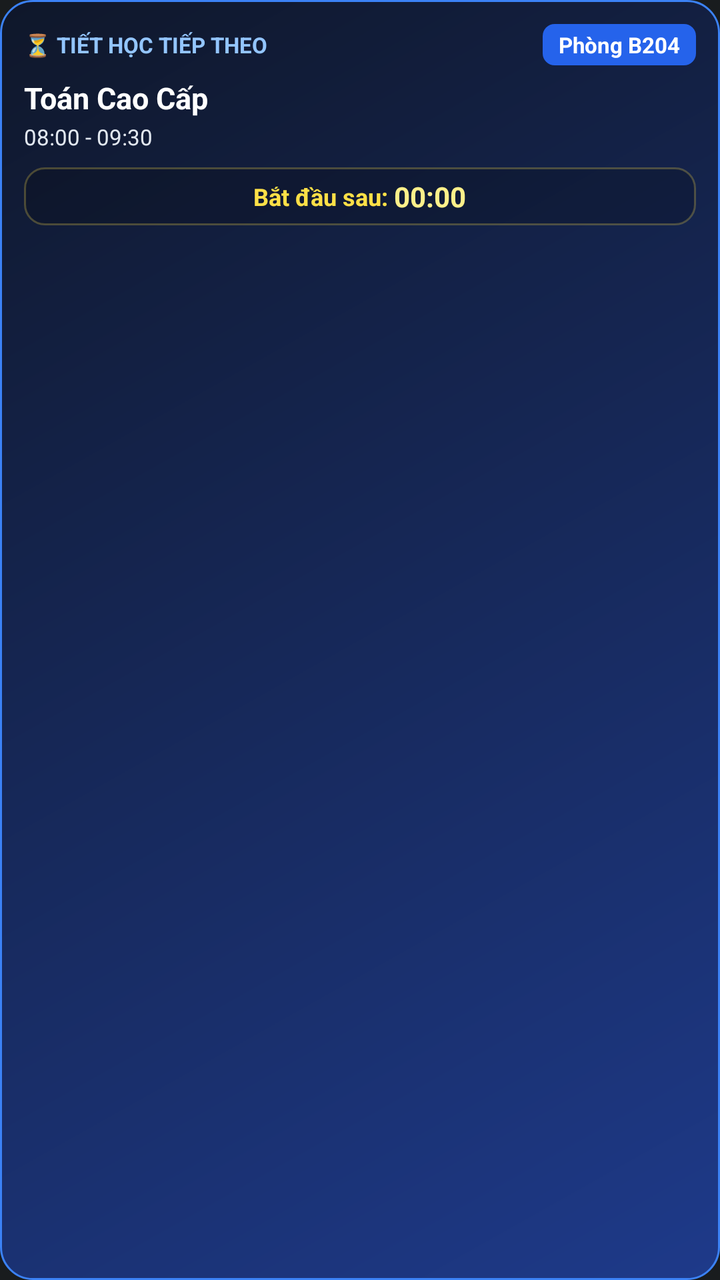
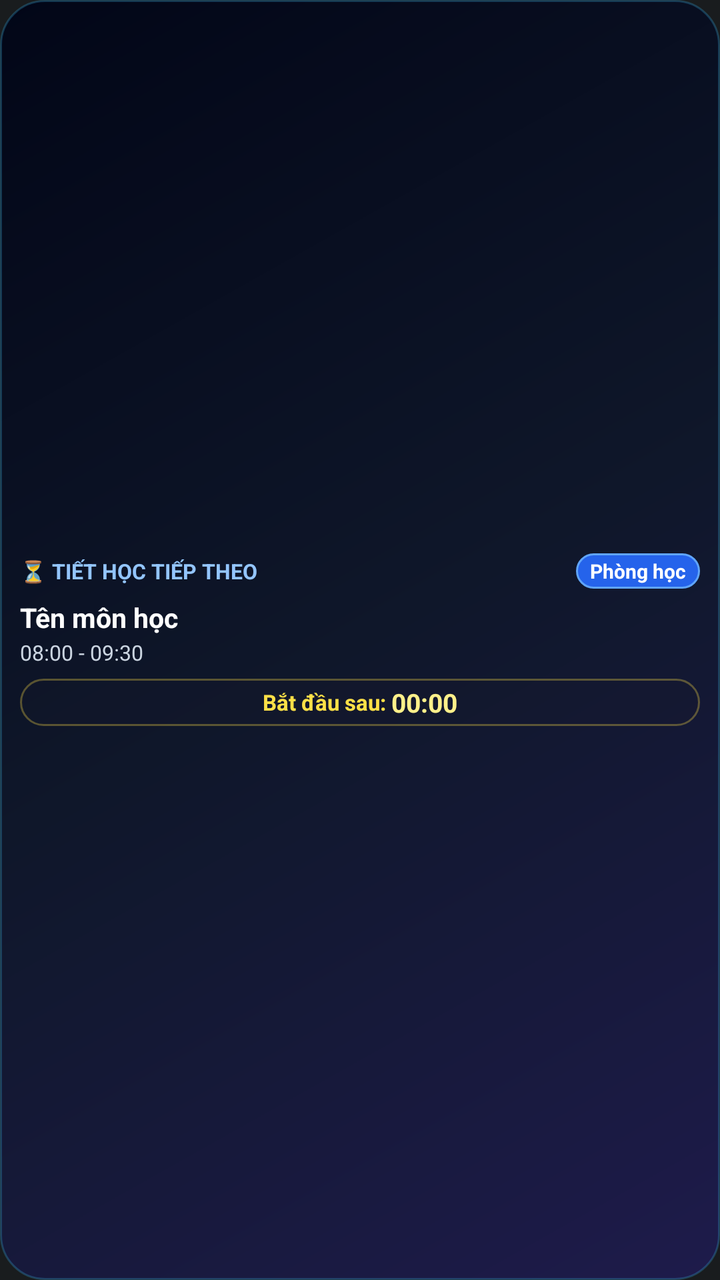

Compare the two renders of this Android layout. The source of the first and the diff that turns it into the second are given below.
<!-- AndroidManifest.xml: application theme Theme.MyApplication -->
<!-- res/layout/widget_timetable_countdown.xml -->
<?xml version="1.0" encoding="utf-8"?>
<LinearLayout xmlns:android="http://schemas.android.com/apk/res/android"
    android:id="@+id/widget_root"
    android:layout_width="match_parent"
    android:layout_height="match_parent"
    android:background="@drawable/widget_background"
    android:orientation="vertical"
    android:padding="12dp">

    
    <LinearLayout
        android:layout_width="match_parent"
        android:layout_height="wrap_content"
        android:gravity="center_vertical"
        android:orientation="horizontal">

        <TextView
            android:id="@+id/widget_header_title"
            android:layout_width="0dp"
            android:layout_height="wrap_content"
            android:layout_weight="1"
            android:text="⏳ TIẾT HỌC TIẾP THEO"
            android:textColor="#93C5FD"
            android:textSize="11sp"
            android:textStyle="bold" />

        <TextView
            android:id="@+id/widget_room"
            android:layout_width="wrap_content"
            android:layout_height="wrap_content"
            android:background="@drawable/widget_badge_bg"
            android:paddingLeft="8dp"
            android:paddingTop="3dp"
            android:paddingRight="8dp"
            android:paddingBottom="3dp"
            android:text="Phòng B204"
            android:textColor="#FFFFFF"
            android:textSize="11sp"
            android:textStyle="bold" />
    </LinearLayout>

    
    <TextView
        android:id="@+id/widget_class_title"
        android:layout_width="match_parent"
        android:layout_height="wrap_content"
        android:layout_marginTop="6dp"
        android:ellipsize="end"
        android:maxLines="1"
        android:text="Toán Cao Cấp"
        android:textColor="#FFFFFF"
        android:textSize="15sp"
        android:textStyle="bold" />

    
    <TextView
        android:id="@+id/widget_time_lecturer"
        android:layout_width="match_parent"
        android:layout_height="wrap_content"
        android:layout_marginTop="2dp"
        android:ellipsize="end"
        android:maxLines="1"
        android:text="08:00 - 09:30"
        android:textColor="#E2E8F0"
        android:textSize="11sp" />

    
    <LinearLayout
        android:id="@+id/widget_countdown_container"
        android:layout_width="match_parent"
        android:layout_height="wrap_content"
        android:layout_marginTop="8dp"
        android:background="@drawable/widget_countdown_bg"
        android:gravity="center"
        android:orientation="horizontal"
        android:paddingTop="5dp"
        android:paddingBottom="5dp">

        <TextView
            android:id="@+id/widget_countdown_label"
            android:layout_width="wrap_content"
            android:layout_height="wrap_content"
            android:text="Bắt đầu sau: "
            android:textColor="#FDE047"
            android:textSize="12sp"
            android:textStyle="bold" />

        
        <Chronometer
            android:id="@+id/widget_countdown_chronometer"
            android:layout_width="wrap_content"
            android:layout_height="wrap_content"
            android:textColor="#FEF08A"
            android:textSize="14sp"
            android:textStyle="bold" />
    </LinearLayout>

</LinearLayout>
<!-- resources referenced by this layout -->
<resources>
  <!-- drawable widget_background (drawable) -->
  <?xml version="1.0" encoding="utf-8"?>
  <shape xmlns:android="http://schemas.android.com/apk/res/android"
      android:shape="rectangle">
      <gradient
          android:angle="135"
          android:startColor="#1E3A8A"
          android:endColor="#0F172A"
          android:type="linear" />
      <corners android:radius="16dp" />
      <stroke
          android:width="1dp"
          android:color="#3B82F6" />
  </shape>
  <!-- drawable widget_badge_bg (drawable) -->
  <?xml version="1.0" encoding="utf-8"?>
  <shape xmlns:android="http://schemas.android.com/apk/res/android"
      android:shape="rectangle">
      <solid android:color="#2563EB" />
      <corners android:radius="6dp" />
  </shape>
  <!-- drawable widget_countdown_bg (drawable) -->
  <?xml version="1.0" encoding="utf-8"?>
  <shape xmlns:android="http://schemas.android.com/apk/res/android"
      android:shape="rectangle">
      <solid android:color="#30000000" />
      <corners android:radius="10dp" />
      <stroke
          android:width="1dp"
          android:color="#40FDE047" />
  </shape>
  <style name="Theme.MyApplication" parent="android:Theme.DeviceDefault.NoActionBar" />
</resources>

<!-- the commit's change to res/layout/widget_timetable_countdown.xml (unified diff, before → after) -->
@@ -4,8 +4,9 @@
     android:layout_width="match_parent"
     android:layout_height="match_parent"
     android:background="@drawable/widget_background"
+    android:gravity="center_vertical"
     android:orientation="vertical"
-    android:padding="12dp">
+    android:padding="10dp">
 
     
     <LinearLayout
@@ -19,9 +20,11 @@
             android:layout_width="0dp"
             android:layout_height="wrap_content"
             android:layout_weight="1"
+            android:ellipsize="end"
+            android:maxLines="1"
             android:text="⏳ TIẾT HỌC TIẾP THEO"
             android:textColor="#93C5FD"
-            android:textSize="11sp"
+            android:textSize="10.5sp"
             android:textStyle="bold" />
 
         <TextView
@@ -29,52 +32,111 @@
             android:layout_width="wrap_content"
             android:layout_height="wrap_content"
             android:background="@drawable/widget_badge_bg"
-            android:paddingLeft="8dp"
-            android:paddingTop="3dp"
-            android:paddingRight="8dp"
-            android:paddingBottom="3dp"
-            android:text="Phòng B204"
+            android:ellipsize="end"
+            android:maxLines="1"
+            android:paddingLeft="7dp"
+            android:paddingTop="2dp"
+            android:paddingRight="7dp"
+            android:paddingBottom="2dp"
+            android:text="Phòng học"
             android:textColor="#FFFFFF"
-            android:textSize="11sp"
+            android:textSize="10sp"
             android:textStyle="bold" />
     </LinearLayout>
 
     
-    <TextView
-        android:id="@+id/widget_class_title"
+    <ViewFlipper
+        android:id="@+id/widget_flipper"
         android:layout_width="match_parent"
         android:layout_height="wrap_content"
-        android:layout_marginTop="6dp"
-        android:ellipsize="end"
-        android:maxLines="1"
-        android:text="Toán Cao Cấp"
-        android:textColor="#FFFFFF"
-        android:textSize="15sp"
-        android:textStyle="bold" />
+        android:layout_marginTop="5dp"
+        android:autoStart="true"
+        android:flipInterval="3600"
+        android:inAnimation="@android:anim/fade_in"
+        android:outAnimation="@android:anim/fade_out">
+
+        
+        <LinearLayout
+            android:layout_width="match_parent"
+            android:layout_height="wrap_content"
+            android:orientation="vertical">
+
+            <TextView
+                android:id="@+id/widget_class_title"
+                android:layout_width="match_parent"
+                android:layout_height="wrap_content"
+                android:ellipsize="end"
+                android:maxLines="1"
+                android:text="Tên môn học"
+                android:textColor="#FFFFFF"
+                android:textSize="13.5sp"
+                android:textStyle="bold" />
+
+            <TextView
+                android:id="@+id/widget_time_lecturer"
+                android:layout_width="match_parent"
+                android:layout_height="wrap_content"
+                android:layout_marginTop="1dp"
+                android:ellipsize="end"
+                android:maxLines="1"
+                android:text="08:00 - 09:30"
+                android:textColor="#CBD5E1"
+                android:textSize="10.5sp" />
+        </LinearLayout>
+
+        
+        <LinearLayout
+            android:layout_width="match_parent"
+            android:layout_height="wrap_content"
+            android:orientation="vertical">
+
+            <TextView
+                android:id="@+id/widget_flipper_title2"
+                android:layout_width="match_parent"
+                android:layout_height="wrap_content"
+                android:ellipsize="end"
+                android:maxLines="1"
+                android:text="Thông tin chi tiết"
+                android:textColor="#93C5FD"
+                android:textSize="13sp"
+                android:textStyle="bold" />
+
+            <TextView
+                android:id="@+id/widget_flipper_sub2"
+                android:layout_width="match_parent"
+                android:layout_height="wrap_content"
+                android:layout_marginTop="1dp"
+                android:ellipsize="end"
+                android:maxLines="1"
+                android:text="Giảng viên • Ghi chú"
+                android:textColor="#E2E8F0"
+                android:textSize="10.5sp" />
+        </LinearLayout>
+    </ViewFlipper>
 
     
-    <TextView
-        android:id="@+id/widget_time_lecturer"
+    <ProgressBar
+        android:id="@+id/widget_progress_bar"
+        style="?android:attr/progressBarStyleHorizontal"
         android:layout_width="match_parent"
-        android:layout_height="wrap_content"
-        android:layout_marginTop="2dp"
-        android:ellipsize="end"
-        android:maxLines="1"
-        android:text="08:00 - 09:30"
-        android:textColor="#E2E8F0"
-        android:textSize="11sp" />
+        android:layout_height="3dp"
+        android:layout_marginTop="5dp"
+        android:max="100"
+        android:progress="0"
+        android:progressTint="#38BDF8"
+        android:visibility="gone" />
 
     
     <LinearLayout
         android:id="@+id/widget_countdown_container"
         android:layout_width="match_parent"
         android:layout_height="wrap_content"
-        android:layout_marginTop="8dp"
+        android:layout_marginTop="6dp"
         android:background="@drawable/widget_countdown_bg"
         android:gravity="center"
         android:orientation="horizontal"
-        android:paddingTop="5dp"
-        android:paddingBottom="5dp">
+        android:paddingTop="3dp"
+        android:paddingBottom="3dp">
 
         <TextView
             android:id="@+id/widget_countdown_label"
@@ -82,7 +144,7 @@
             android:layout_height="wrap_content"
             android:text="Bắt đầu sau: "
             android:textColor="#FDE047"
-            android:textSize="12sp"
+            android:textSize="11sp"
             android:textStyle="bold" />
 
         
@@ -91,7 +153,7 @@
             android:layout_width="wrap_content"
             android:layout_height="wrap_content"
             android:textColor="#FEF08A"
-            android:textSize="14sp"
+            android:textSize="13sp"
             android:textStyle="bold" />
     </LinearLayout>
 
<!-- resource entries referenced after the edit -->
@@ -6,30 +6,34 @@
       android:shape="rectangle">
       <gradient
           android:angle="135"
-          android:startColor="#1E3A8A"
-          android:endColor="#0F172A"
+          android:startColor="#1E1B4B"
+          android:centerColor="#0F172A"
+          android:endColor="#020617"
           android:type="linear" />
-      <corners android:radius="16dp" />
+      <corners android:radius="22dp" />
       <stroke
           android:width="1dp"
-          android:color="#3B82F6" />
+          android:color="#4038BDF8" />
   </shape>
   <!-- drawable widget_badge_bg (drawable) -->
   <?xml version="1.0" encoding="utf-8"?>
   <shape xmlns:android="http://schemas.android.com/apk/res/android"
       android:shape="rectangle">
       <solid android:color="#2563EB" />
-      <corners android:radius="6dp" />
+      <corners android:radius="14dp" />
+      <stroke
+          android:width="1dp"
+          android:color="#60A5FA" />
   </shape>
   <!-- drawable widget_countdown_bg (drawable) -->
   <?xml version="1.0" encoding="utf-8"?>
   <shape xmlns:android="http://schemas.android.com/apk/res/android"
       android:shape="rectangle">
-      <solid android:color="#30000000" />
-      <corners android:radius="10dp" />
+      <solid android:color="#3518182B" />
+      <corners android:radius="14dp" />
       <stroke
           android:width="1dp"
-          android:color="#40FDE047" />
+          android:color="#50FDE047" />
   </shape>
   <style name="Theme.MyApplication" parent="android:Theme.DeviceDefault.NoActionBar" />
 </resources>
